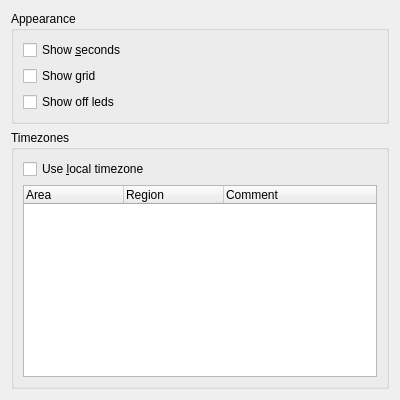
Qt form applets/binary-clock/clockConfig.ui (KDE/kdeplasma-addons) before a commit.
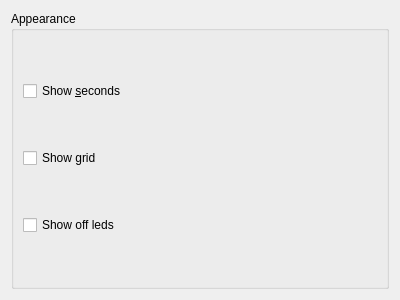
The same form after that commit. Custom widgets are drawn as their Qt base class.

Commit message: fix first page name and set it to "General" remove Timezone setting from first page as it is already on second page

What changed in the file:
```diff
--- a/applets/binary-clock/clockConfig.ui
+++ b/applets/binary-clock/clockConfig.ui
@@ -6,7 +6,7 @@
     <x>0</x>
     <y>0</y>
     <width>400</width>
-    <height>400</height>
+    <height>300</height>
    </rect>
   </property>
   <property name="minimumSize" >
@@ -24,8 +24,8 @@
      <property name="flat" >
       <bool>true</bool>
      </property>
-     <layout class="QVBoxLayout" >
-      <item>
+     <layout class="QGridLayout" name="gridLayout" >
+      <item row="0" column="0" >
        <widget class="QCheckBox" name="showSecondHandCheckBox" >
         <property name="toolTip" >
          <string>Show the second leds</string>
@@ -38,7 +38,7 @@
         </property>
        </widget>
       </item>
-      <item>
+      <item row="1" column="0" >
        <widget class="QCheckBox" name="showGridCheckBox" >
         <property name="toolTip" >
          <string>Show the grid</string>
@@ -51,7 +51,7 @@
         </property>
        </widget>
       </item>
-      <item>
+      <item row="2" column="0" >
        <widget class="QCheckBox" name="showOffLedsCheckBox" >
         <property name="toolTip" >
          <string>Show the off leds</string>
@@ -67,59 +67,8 @@
      </layout>
     </widget>
    </item>
-   <item>
-    <widget class="QGroupBox" name="groupBox_2" >
-     <property name="title" >
-      <string>Timezones</string>
-     </property>
-     <property name="flat" >
-      <bool>true</bool>
-     </property>
-     <layout class="QVBoxLayout" >
-      <item>
-       <widget class="QCheckBox" name="localTimeZone" >
-        <property name="text" >
-         <string>Use &amp;local timezone</string>
-        </property>
-       </widget>
-      </item>
-      <item>
-       <widget class="KTimeZoneWidget" name="timeZones" >
-        <property name="minimumSize" >
-         <size>
-          <width>300</width>
-          <height>0</height>
-         </size>
-        </property>
-        <column>
-         <property name="text" >
-          <string>Area</string>
-         </property>
-        </column>
-        <column>
-         <property name="text" >
-          <string>Region</string>
-         </property>
-        </column>
-        <column>
-         <property name="text" >
-          <string>Comment</string>
-         </property>
-        </column>
-       </widget>
-      </item>
-     </layout>
-    </widget>
-   </item>
   </layout>
  </widget>
- <customwidgets>
-  <customwidget>
-   <class>KTimeZoneWidget</class>
-   <extends>QTreeWidget</extends>
-   <header>ktimezonewidget.h</header>
-  </customwidget>
- </customwidgets>
  <resources/>
  <connections>
   <connection>
```
Left out of the diff: 19 changed lines with no effect on the pictures. The commit also changes 1 other file.
